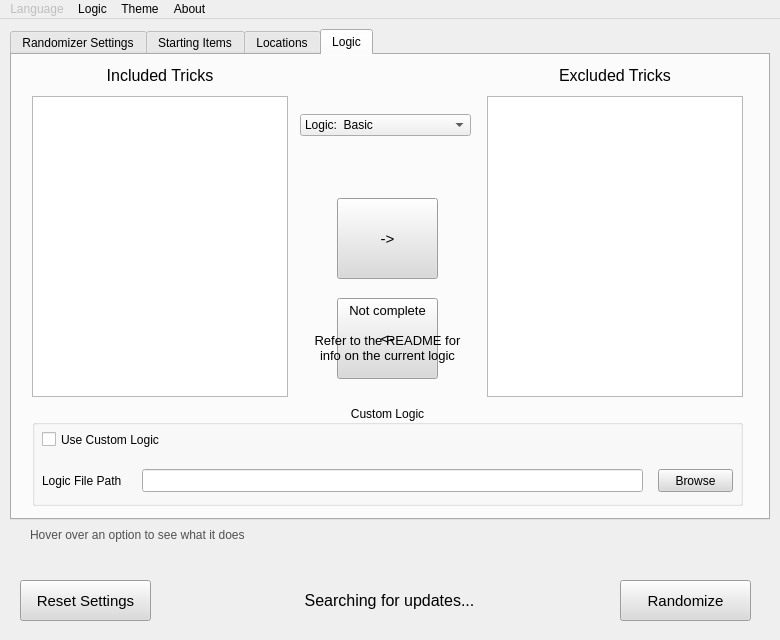
First picture: the form in UI/ui_form.ui, repository Owen-Splat/LAS-Randomizer, before the edit.
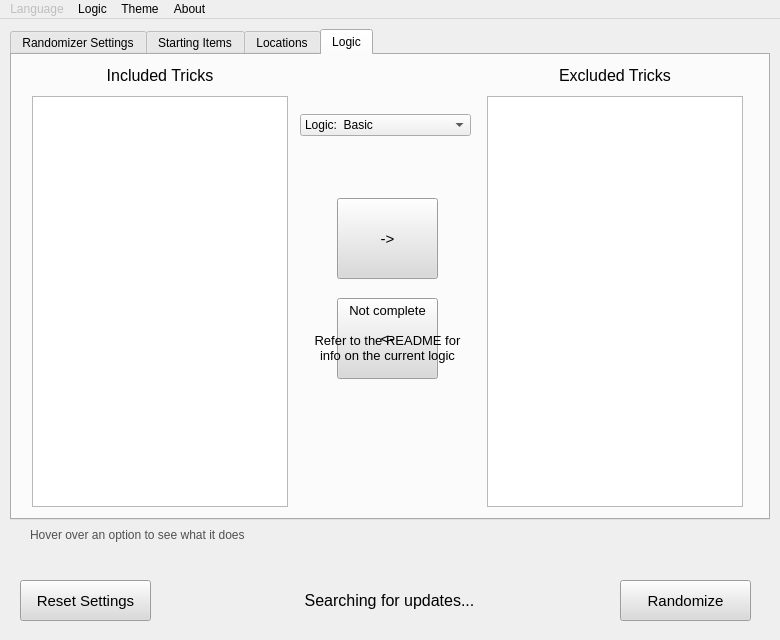
Second picture: the form after the edit. The open tabs and pages were chosen to show the change.

What changed in the file:
```diff
--- a/UI/ui_form.ui
+++ b/UI/ui_form.ui
@@ -2067,7 +2067,7 @@
         <x>475</x>
         <y>41</y>
         <width>256</width>
-        <height>301</height>
+        <height>411</height>
        </rect>
       </property>
       <property name="font">
@@ -2147,7 +2147,7 @@
         <x>20</x>
         <y>41</y>
         <width>256</width>
-        <height>301</height>
+        <height>411</height>
        </rect>
       </property>
       <property name="font">
@@ -2356,161 +2356,6 @@
        <bool>true</bool>
       </property>
      </widget>
-     <widget class="QGroupBox" name="groupBox_8">
-      <property name="geometry">
-       <rect>
-        <x>20</x>
-        <y>350</y>
-        <width>711</width>
-        <height>101</height>
-       </rect>
-      </property>
-      <property name="title">
-       <string>Custom Logic</string>
-      </property>
-      <property name="alignment">
-       <set>Qt::AlignCenter</set>
-      </property>
-      <widget class="QCheckBox" name="logicCheck">
-       <property name="enabled">
-        <bool>true</bool>
-       </property>
-       <property name="geometry">
-        <rect>
-         <x>10</x>
-         <y>24</y>
-         <width>151</width>
-         <height>21</height>
-        </rect>
-       </property>
-       <property name="font">
-        <font>
-         <pointsize>9</pointsize>
-         <strikeout>false</strikeout>
-        </font>
-       </property>
-       <property name="toolTip">
-        <string/>
-       </property>
-       <property name="whatsThis">
-        <string>This controls whether instruments will be randomized&lt;br&gt;&lt;/br&gt;&lt;u&gt;If this is not checked, it will not be randomized,&lt;/u&gt; except for the instruments you start with</string>
-       </property>
-       <property name="text">
-        <string>Use Custom Logic</string>
-       </property>
-       <property name="checkable">
-        <bool>true</bool>
-       </property>
-      </widget>
-      <widget class="QLineEdit" name="lineEdit_4">
-       <property name="geometry">
-        <rect>
-         <x>110</x>
-         <y>64</y>
-         <width>501</width>
-         <height>23</height>
-        </rect>
-       </property>
-       <property name="font">
-        <font>
-         <pointsize>9</pointsize>
-         <bold>false</bold>
-        </font>
-       </property>
-       <property name="text">
-        <string/>
-       </property>
-       <property name="readOnly">
-        <bool>true</bool>
-       </property>
-      </widget>
-      <widget class="QPushButton" name="browseButton3">
-       <property name="enabled">
-        <bool>true</bool>
-       </property>
-       <property name="geometry">
-        <rect>
-         <x>626</x>
-         <y>64</y>
-         <width>75</width>
-         <height>23</height>
-        </rect>
-       </property>
-       <property name="sizePolicy">
-        <sizepolicy hsizetype="Preferred" vsizetype="Fixed">
-         <horstretch>0</horstretch>
-         <verstretch>0</verstretch>
-        </sizepolicy>
-       </property>
-       <property name="font">
-        <font>
-         <pointsize>9</pointsize>
-         <bold>false</bold>
-        </font>
-       </property>
-       <property name="autoFillBackground">
-        <bool>false</bool>
-       </property>
-       <property name="styleSheet">
-        <string notr="true">background-color: rgb(218, 218, 218);</string>
-       </property>
-       <property name="text">
-        <string>Browse</string>
-       </property>
-       <property name="default">
-        <bool>false</bool>
-       </property>
-       <property name="flat">
-        <bool>false</bool>
-       </property>
-      </widget>
-      <widget class="QLabel" name="label_4">
-       <property name="geometry">
-        <rect>
-         <x>10</x>
-         <y>64</y>
-         <width>91</width>
-         <height>23</height>
-        </rect>
-       </property>
-       <property name="sizePolicy">
-        <sizepolicy hsizetype="Fixed" vsizetype="Fixed">
-         <horstretch>0</horstretch>
-         <verstretch>0</verstretch>
-        </sizepolicy>
-       </property>
-       <property name="minimumSize">
-        <size>
-         <width>75</width>
-         <height>23</height>
-        </size>
-       </property>
-       <property name="font">
-        <font>
-         <pointsize>9</pointsize>
-         <bold>false</bold>
-        </font>
-       </property>
-       <property name="frameShape">
-        <enum>QFrame::NoFrame</enum>
-       </property>
-       <property name="frameShadow">
-        <enum>QFrame::Plain</enum>
-       </property>
-       <property name="text">
-        <string>Logic File Path</string>
-       </property>
-       <property name="textFormat">
-        <enum>Qt::PlainText</enum>
-       </property>
-       <property name="alignment">
-        <set>Qt::AlignJustify|Qt::AlignVCenter</set>
-       </property>
-       <property name="wordWrap">
-        <bool>false</bool>
-       </property>
-      </widget>
-     </widget>
     </widget>
    </widget>
    <widget class="QPushButton" name="randomizeButton">
```
Left out of the diff: 8 changed lines with no effect on the pictures.
